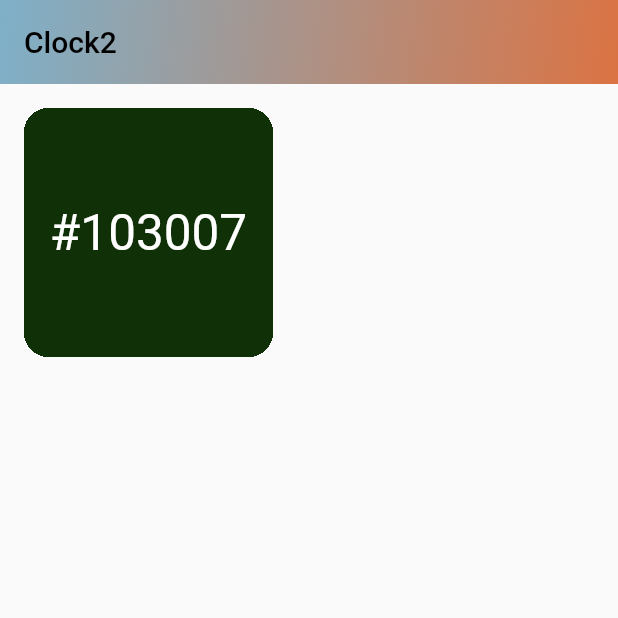
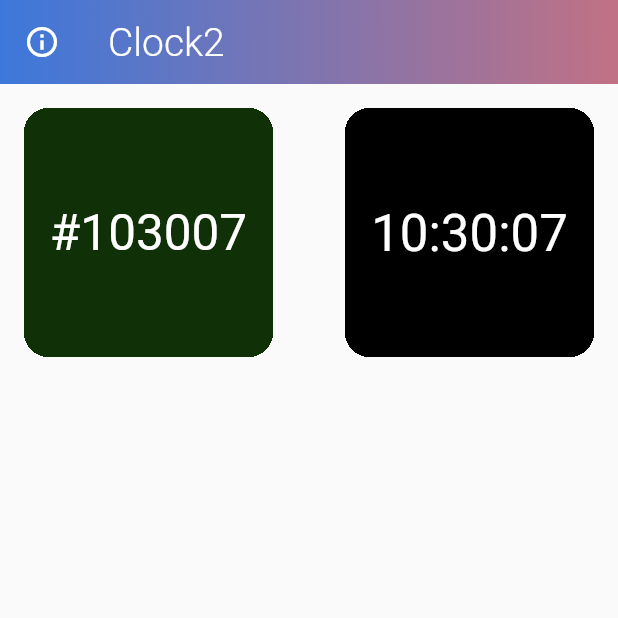
Before and after one commit to ChrisStayte/Clock2, a Flutter app: the screen it shows after launch, on a phone screen of 412 x 824 dp, the top half of it. Run offline on Flutter 3.47's test engine with Material 2 defaults, Android fonts, the phone set to English and light mode, and no system bars; drawn by our look-alikes of auto_size_text.

Commit message:
added new screens

```diff
--- /dev/null
+++ b/lib/clocks/digital_military_clock.dart
@@ -0,0 +1,70 @@
+import 'package:auto_size_text/auto_size_text.dart';
+import 'package:clock2/clocks/hex_clock.dart';
+import 'package:clock2/providers/time_provider.dart';
+import 'package:flutter/material.dart';
+import 'package:provider/provider.dart';
+
+class DigitalMilitaryClock extends StatefulWidget {
+  const DigitalMilitaryClock({super.key});
+
+  @override
+  State<DigitalMilitaryClock> createState() => _DigitalMilitaryClockState();
+}
+
+class _DigitalMilitaryClockState extends State<DigitalMilitaryClock> {
+  bool _editing = false;
+
+  @override
+  Widget build(BuildContext context) {
+    DateTime time = context.watch<TimeProvider>().time;
+
+    var hero = Hero(
+      tag: (DigitalMilitaryClock).toString(),
+      child: Container(
+        padding: EdgeInsets.all(16),
+        color: Colors.black,
+        child: Center(
+          child: Material(
+            color: Colors.transparent,
+            child: AutoSizeText(
+              '${time.hour.toString().padLeft(2, '0')}:${time.minute.toString().padLeft(2, '0')}:${time.second.toString().padLeft(2, '0')}',
+              maxLines: 1,
+              style: TextStyle(
+                decoration: TextDecoration.none,
+                color: Colors.white,
+                fontSize: 80,
+              ),
+            ),
+          ),
+        ),
+      ),
+    );
+
+    return LayoutBuilder(builder: (context, constraints) {
+      if (constraints.maxWidth > 250) {
+        return GestureDetector(
+          onTap: () => setState(() => _editing = !_editing),
+          child: Stack(
+            children: [
+              hero,
+              Visibility(
+                visible: _editing,
+                child: Positioned(
+                  left: 40,
+                  bottom: 55,
+                  child: IconButton(
+                    color: Colors.white,
+                    icon: Icon(Icons.format_paint_outlined),
+                    onPressed: () => print('hello'),
+                  ),
+                ),
+              )
+            ],
+          ),
+        );
+      } else {
+        return hero;
+      }
+    });
+  }
+}
--- a/lib/clocks/hex_clock.dart
+++ b/lib/clocks/hex_clock.dart
@@ -8,7 +8,7 @@ class HexClock extends StatelessWidget {
   const HexClock({super.key});
 
   Color _hexToColor(String code) {
-    return new Color(int.parse(code.substring(1, 7), radix: 16) + 0xFF000000);
+    return Color(int.parse(code.substring(1, 7), radix: 16) + 0xFF000000);
   }
 
   String _getTimeHex(DateTime dateTime) {
@@ -19,7 +19,7 @@ class HexClock extends StatelessWidget {
   Widget build(BuildContext context) {
     DateTime time = context.watch<TimeProvider>().time;
     return Hero(
-      tag: 'clock',
+      tag: (HexClock).toString(),
       child: Container(
         padding: EdgeInsets.all(16),
         color: _hexToColor(
--- a/lib/main.dart
+++ b/lib/main.dart
@@ -13,7 +13,7 @@ void main() {
   runApp(
     MultiProvider(
       providers: [
-        ChangeNotifierProvider<TimeProvider>(create: (_) => TimeProvider())
+        ChangeNotifierProvider<TimeProvider>(create: (_) => TimeProvider()),
       ],
       child: const MyApp(),
     ),
--- a/lib/screens/clock_screen.dart
+++ b/lib/screens/clock_screen.dart
@@ -8,7 +8,7 @@ class ClockScreen extends StatelessWidget {
   @override
   Widget build(BuildContext context) {
     return GestureDetector(
-      onTap: () => Navigator.pop(context),
+      onDoubleTap: () => Navigator.pop(context),
       child: Scaffold(
         body: clock,
       ),
--- a/lib/screens/home_screen.dart
+++ b/lib/screens/home_screen.dart
@@ -1,21 +1,18 @@
+import 'package:clock2/clocks/digital_military_clock.dart';
 import 'package:clock2/clocks/hex_clock.dart';
 
 import 'package:clock2/screens/clock_screen.dart';
+import 'package:clock2/screens/info_screen.dart';
+import 'package:clock2/widgets/animated_gradient_container.dart';
 import 'package:flutter/material.dart';
-import 'package:flutter/src/widgets/container.dart';
-import 'package:flutter/src/widgets/framework.dart';
-import 'package:intl/intl.dart';
 import 'package:provider/provider.dart';
 
-import '../providers/time_provider.dart';
-
 class HomeScreen extends StatelessWidget {
-  const HomeScreen({super.key});
-
-  static final List<Widget> _clocks = [HexClock()];
+  static final List<Widget> _clocks = [HexClock(), DigitalMilitaryClock()];
+  final Widget _animatedGradientContainer = AnimatedGradientContainer();
 
   List<Widget> _buildClocks(BuildContext context) {
-    return _clocks
+    return HomeScreen._clocks
         .map(
           (clock) => Container(
             margin: EdgeInsets.all(16),
@@ -47,27 +44,32 @@ class HomeScreen extends StatelessWidget {
     List<Widget> clocks = _buildClocks(context);
     return Scaffold(
       appBar: AppBar(
-        title: Text(
-          'Clock2',
-          style: TextStyle(
-            color: Colors.black,
+          title: Hero(
+              tag: 'title',
+              child: Text(
+                'Clock2',
+                style: TextStyle(
+                  fontSize: 26,
+                  fontWeight: FontWeight.w300,
+                ),
+              )),
+          elevation: 0,
+          backgroundColor: Colors.transparent,
+          leading: IconButton(
+            icon: Icon(Icons.info_outline),
+            onPressed: () => {
+              Navigator.push(
+                context,
+                MaterialPageRoute(
+                  fullscreenDialog: true,
+                  builder: (context) =>
+                      InfoScreen(background: _animatedGradientContainer),
+                ),
+              ),
+            },
           ),
-        ),
-        elevation: 0,
-        backgroundColor: Colors.transparent,
-        flexibleSpace: Container(
-          decoration: BoxDecoration(
-            gradient: LinearGradient(
-              begin: Alignment.topLeft,
-              end: Alignment.bottomRight,
-              colors: [Color(0XFF7EB0C9), Color(0XFFDB7343)],
-            ),
-            color: Colors.white,
-          ),
-        ),
-      ),
+          flexibleSpace: _animatedGradientContainer),
       body: SafeArea(
-        bottom: false,
         child: GridView.builder(
           physics: BouncingScrollPhysics(),
           gridDelegate: SliverGridDelegateWithMaxCrossAxisExtent(
--- /dev/null
+++ b/lib/screens/info_screen.dart
@@ -0,0 +1,24 @@
+import 'package:flutter/material.dart';
+import 'package:flutter/src/widgets/container.dart';
+import 'package:flutter/src/widgets/framework.dart';
+import 'package:provider/provider.dart';
+
+class InfoScreen extends StatelessWidget {
+  const InfoScreen({super.key, required this.background});
+
+  final Widget background;
+
+  @override
+  Widget build(BuildContext context) {
+    return Stack(
+      children: [
+        // context.read<RotatingGradientProvider>().animatedGradientContainer,
+        background,
+        Scaffold(
+          appBar: AppBar(elevation: 0, backgroundColor: Colors.transparent),
+          backgroundColor: Colors.transparent,
+        )
+      ],
+    );
+  }
+}
--- /dev/null
+++ b/lib/widgets/animated_gradient_container.dart
@@ -0,0 +1,76 @@
+import 'package:flutter/material.dart';
+import 'package:flutter/src/widgets/container.dart';
+import 'package:flutter/src/widgets/framework.dart';
+
+class AnimatedGradientContainer extends StatefulWidget {
+  const AnimatedGradientContainer({super.key});
+
+  @override
+  State<AnimatedGradientContainer> createState() =>
+      _AnimatedGradientContainerState();
+}
+
+class _AnimatedGradientContainerState extends State<AnimatedGradientContainer> {
+  final List<Color> _colorList = [
+    Colors.red,
+    Colors.blue,
+    Colors.green,
+    Colors.yellow,
+    Colors.pink,
+    Colors.purple,
+    Colors.lightBlue,
+    Colors.orange,
+  ]..shuffle();
+  final List<Alignment> _alignmentList = const [
+    Alignment.topLeft,
+    Alignment.topCenter,
+    Alignment.topRight,
+    Alignment.centerRight,
+    Alignment.bottomRight,
+    Alignment.bottomCenter,
+    Alignment.bottomLeft,
+  ];
+
+  int _index = 0;
+
+  Color _bottomColor = Colors.red;
+  Color _topColor = Colors.yellow;
+  Alignment begin = Alignment.bottomLeft;
+  Alignment end = Alignment.topRight;
+
+  @override
+  void initState() {
+    super.initState();
+    WidgetsBinding.instance.addPostFrameCallback((_) {
+      _updateColors();
+    });
+  }
+
+  void _updateColors() {
+    setState(() {
+      _bottomColor = _colorList[_index % _colorList.length];
+      _topColor = _colorList[(_index + 1) % _colorList.length];
+      begin = _alignmentList[_index % _alignmentList.length];
+      end = _alignmentList[(_index + 4) % _alignmentList.length];
+      _index++;
+    });
+  }
+
+  @override
+  Widget build(BuildContext context) {
+    return AnimatedContainer(
+      duration: Duration(seconds: 2),
+      onEnd: _updateColors,
+      decoration: BoxDecoration(
+        gradient: LinearGradient(
+          begin: begin,
+          end: end,
+          colors: [
+            _bottomColor,
+            _topColor,
+          ],
+        ),
+      ),
+    );
+  }
+}
```
Also changed, not shown: lib/clocks/digital_clock.dart (deleted), 1 other file.
